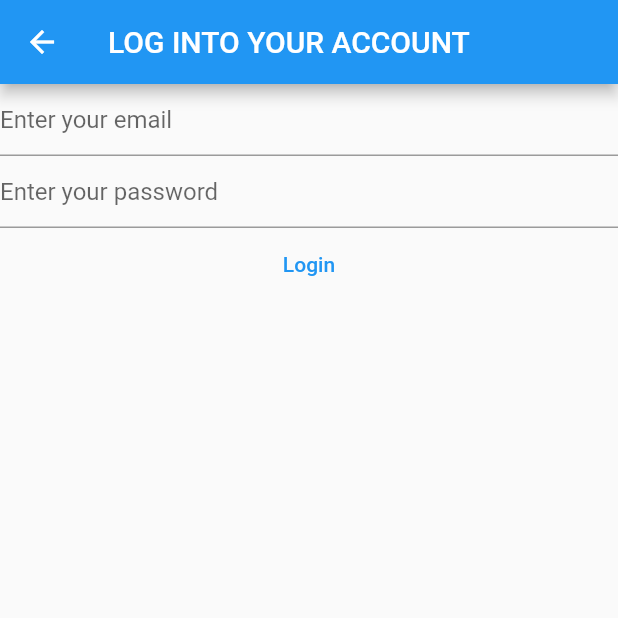
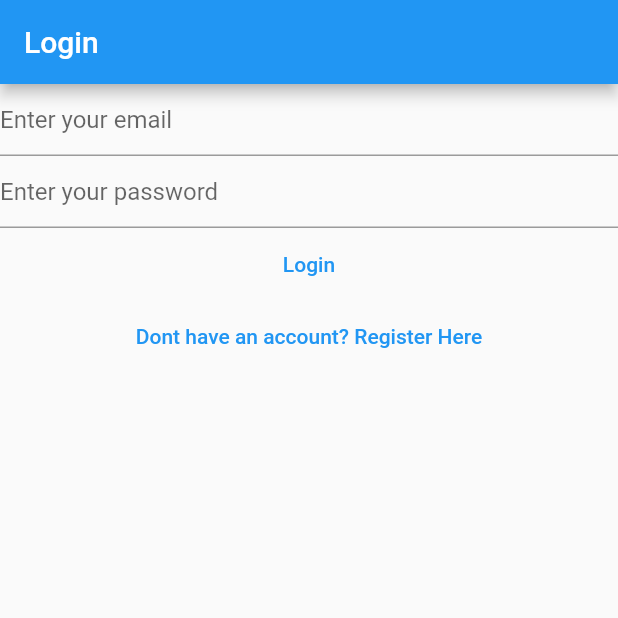
Before and after one commit to lazarusmugo/be_safe, a Flutter app: the LoginView screen opened directly, on a phone screen of 412 x 824 dp, the top half of it. Run offline on Flutter 3.47's test engine with Material 2 defaults, Android fonts, the phone set to English and light mode, and no system bars; our stand-ins replace firebase_auth, firebase_core; accounts and stored records are empty.

Commit message:
Changes to login, registration, main and addition of file email verification view.dart

```diff
--- a/lib/views/login_view.dart
+++ b/lib/views/login_view.dart
@@ -1,7 +1,6 @@
 import 'package:firebase_auth/firebase_auth.dart';
-import 'package:firebase_core/firebase_core.dart';
+
 import 'package:flutter/material.dart';
-import '../firebase_options.dart';
 
 class LoginView extends StatefulWidget {
   const LoginView({super.key});
@@ -32,32 +31,25 @@
   Widget build(BuildContext context) {
     return Scaffold(
       appBar: AppBar(
-        title: const Text('LOG INTO YOUR ACCOUNT'),
+        title: const Text('Login'),
       ),
-      body: FutureBuilder(
-        future: Firebase.initializeApp(
-          options: DefaultFirebaseOptions.currentPlatform,
-        ),
-        builder: (context, snapshot) {
-          switch (snapshot.connectionState) {
-            case ConnectionState.done:
-              return Column(
+      body: Column(
         children: [
           TextField(
             controller: _email,
             keyboardType: TextInputType.emailAddress,
             enableSuggestions: false,
             autocorrect: false,
-                    decoration:
-                        const InputDecoration(hintText: 'Enter your email'),
+            decoration: const InputDecoration(
+              hintText: 'Enter your email',
+            ),
           ),
           TextField(
             controller: _password,
             obscureText: true,
             enableSuggestions: false,
             autocorrect: false,
-                    decoration:
-                        const InputDecoration(hintText: 'Enter your password'),
+            decoration: const InputDecoration(hintText: 'Enter your password'),
           ),
           TextButton(
             onPressed: () async {
@@ -65,8 +57,8 @@
               final password = _password.text;
 
               try {
-                        final userCredential = await FirebaseAuth.instance
-                            .signInWithEmailAndPassword(
+                final userCredential =
+                    await FirebaseAuth.instance.signInWithEmailAndPassword(
                   email: email,
                   password: password,
                 );
@@ -81,12 +73,14 @@
             },
             child: const Text('Login'),
           ),
+          TextButton(
+            onPressed: () {
+              Navigator.of(context)
+                  .pushNamedAndRemoveUntil('/register/', (route) => false);
+            },
+            child: const Text('Dont have an account? Register Here'),
+          )
         ],
-              );
-            default:
-              return const Text('Loading...');
-          }
-        },
       ),
     );
   }
```
Also changed, not shown: lib/main.dart (+16 -10 lines), lib/views/register_view.dart (+13 -22 lines), lib/views/verify_email_view.dart (added, +31 -0 lines). Lines whose indentation alone changed are shown as unchanged.
